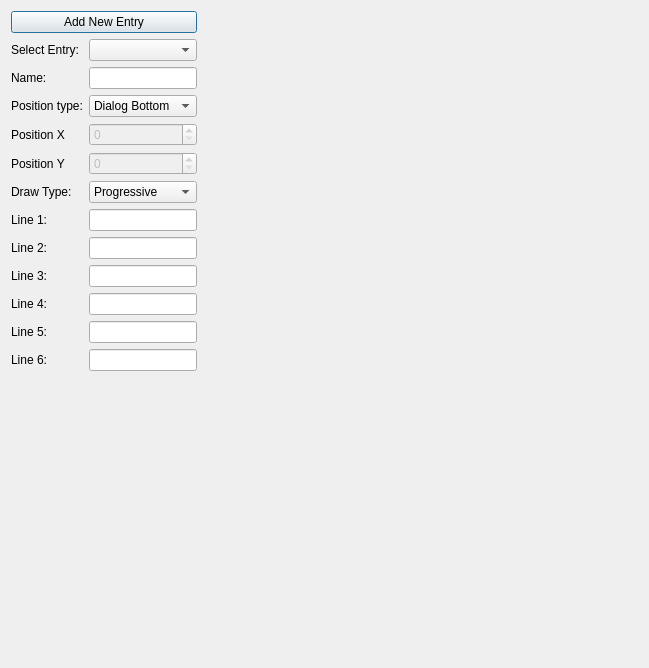
Above: editor/scenes/tab_text.ui from protoman/rockbot before the change. Below: the same form after it.
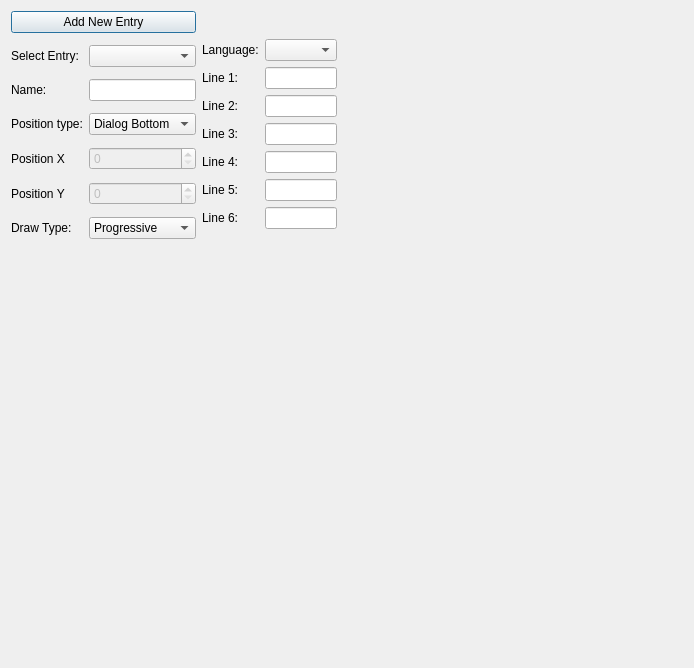
That is the form after the change. Custom widgets are drawn as their Qt base class.

```diff
--- a/editor/scenes/tab_text.ui
+++ b/editor/scenes/tab_text.ui
@@ -21,143 +21,14 @@
        <property name="topMargin">
         <number>0</number>
        </property>
-       <item row="0" column="1">
-        <widget class="QPushButton" name="AddButton">
-         <property name="text">
-          <string>Add New Entry</string>
-         </property>
-        </widget>
-       </item>
-       <item row="0" column="2">
-        <spacer name="horizontalSpacer">
-         <property name="orientation">
-          <enum>Qt::Horizontal</enum>
-         </property>
-         <property name="sizeHint" stdset="0">
-          <size>
-           <width>40</width>
-           <height>20</height>
-          </size>
-         </property>
-        </spacer>
-       </item>
-       <item row="2" column="1">
+       <item row="3" column="1">
         <layout class="QGridLayout" name="gridLayout">
          <property name="topMargin">
           <number>0</number>
          </property>
-         <item row="0" column="1">
-          <widget class="QComboBox" name="select_comboBox"/>
-         </item>
-         <item row="9" column="0">
-          <widget class="QLabel" name="label_7">
-           <property name="text">
-            <string>Line 3:</string>
-           </property>
-          </widget>
-         </item>
-         <item row="10" column="1">
-          <widget class="QLineEdit" name="lineEdit4">
-           <property name="enabled">
-            <bool>true</bool>
-           </property>
-           <property name="maxLength">
-            <number>30</number>
-           </property>
-          </widget>
-         </item>
-         <item row="4" column="1">
-          <widget class="QSpinBox" name="textX_spinBox">
-           <property name="enabled">
-            <bool>false</bool>
-           </property>
-           <property name="maximum">
-            <number>999</number>
-           </property>
-          </widget>
-         </item>
-         <item row="12" column="1">
-          <widget class="QLineEdit" name="lineEdit6">
-           <property name="enabled">
-            <bool>true</bool>
-           </property>
-           <property name="maxLength">
-            <number>30</number>
-           </property>
-          </widget>
-         </item>
-         <item row="4" column="0">
-          <widget class="QLabel" name="label_2">
-           <property name="text">
-            <string>Position X</string>
-           </property>
-          </widget>
-         </item>
-         <item row="1" column="0">
-          <widget class="QLabel" name="label_12">
-           <property name="text">
-            <string>Name:</string>
-           </property>
-          </widget>
-         </item>
-         <item row="11" column="0">
-          <widget class="QLabel" name="label_9">
-           <property name="text">
-            <string>Line 5:</string>
-           </property>
-          </widget>
-         </item>
-         <item row="13" column="1">
-          <layout class="QGridLayout" name="gridLayout_3">
-           <property name="topMargin">
-            <number>0</number>
-           </property>
-          </layout>
-         </item>
-         <item row="8" column="1">
-          <widget class="QLineEdit" name="lineEdit2">
-           <property name="enabled">
-            <bool>true</bool>
-           </property>
-           <property name="maxLength">
-            <number>30</number>
-           </property>
-          </widget>
-         </item>
-         <item row="6" column="1">
-          <widget class="QComboBox" name="transitionType_comboBox">
-           <item>
-            <property name="text">
-             <string>Progressive</string>
-            </property>
-           </item>
-           <item>
-            <property name="text">
-             <string>Instant</string>
-            </property>
-           </item>
-          </widget>
-         </item>
          <item row="1" column="1">
           <widget class="QLineEdit" name="name_lineEdit"/>
          </item>
-         <item row="10" column="0">
-          <widget class="QLabel" name="label_8">
-           <property name="text">
-            <string>Line 4:</string>
-           </property>
-          </widget>
-         </item>
-         <item row="7" column="1">
-          <widget class="QLineEdit" name="lineEdit1">
-           <property name="enabled">
-            <bool>true</bool>
-           </property>
-           <property name="maxLength">
-            <number>30</number>
-           </property>
-          </widget>
-         </item>
          <item row="3" column="0">
           <widget class="QLabel" name="label_11">
            <property name="text">
@@ -165,13 +36,6 @@
            </property>
           </widget>
          </item>
-         <item row="12" column="0">
-          <widget class="QLabel" name="label_10">
-           <property name="text">
-            <string>Line 6:</string>
-           </property>
-          </widget>
-         </item>
          <item row="0" column="0">
           <widget class="QLabel" name="label_4">
            <property name="text">
@@ -179,47 +43,6 @@
            </property>
           </widget>
          </item>
-         <item row="7" column="0">
-          <widget class="QLabel" name="label">
-           <property name="text">
-            <string>Line 1: </string>
-           </property>
-          </widget>
-         </item>
-         <item row="8" column="0">
-          <widget class="QLabel" name="label_6">
-           <property name="text">
-            <string>Line 2:</string>
-           </property>
-          </widget>
-         </item>
-         <item row="9" column="1">
-          <widget class="QLineEdit" name="lineEdit3">
-           <property name="enabled">
-            <bool>true</bool>
-           </property>
-           <property name="maxLength">
-            <number>30</number>
-           </property>
-          </widget>
-         </item>
-         <item row="5" column="1">
-          <widget class="QSpinBox" name="textY_spinBox">
-           <property name="enabled">
-            <bool>false</bool>
-           </property>
-           <property name="maximum">
-            <number>999</number>
-           </property>
-          </widget>
-         </item>
-         <item row="6" column="0">
-          <widget class="QLabel" name="label_5">
-           <property name="text">
-            <string>Draw Type:</string>
-           </property>
-          </widget>
-         </item>
          <item row="3" column="1">
           <widget class="QComboBox" name="positionType">
            <item>
@@ -254,6 +77,23 @@
            </item>
           </widget>
          </item>
+         <item row="5" column="1">
+          <widget class="QSpinBox" name="textY_spinBox">
+           <property name="enabled">
+            <bool>false</bool>
+           </property>
+           <property name="maximum">
+            <number>999</number>
+           </property>
+          </widget>
+         </item>
+         <item row="6" column="0">
+          <widget class="QLabel" name="label_5">
+           <property name="text">
+            <string>Draw Type:</string>
+           </property>
+          </widget>
+         </item>
          <item row="5" column="0">
           <widget class="QLabel" name="label_3">
            <property name="text">
@@ -261,19 +101,50 @@
            </property>
           </widget>
          </item>
-         <item row="11" column="1">
-          <widget class="QLineEdit" name="lineEdit5">
+         <item row="0" column="1">
+          <widget class="QComboBox" name="select_comboBox"/>
+         </item>
+         <item row="4" column="1">
+          <widget class="QSpinBox" name="textX_spinBox">
            <property name="enabled">
-            <bool>true</bool>
+            <bool>false</bool>
            </property>
-           <property name="maxLength">
-            <number>30</number>
+           <property name="maximum">
+            <number>999</number>
            </property>
           </widget>
          </item>
+         <item row="4" column="0">
+          <widget class="QLabel" name="label_2">
+           <property name="text">
+            <string>Position X</string>
+           </property>
+          </widget>
+         </item>
+         <item row="1" column="0">
+          <widget class="QLabel" name="label_12">
+           <property name="text">
+            <string>Name:</string>
+           </property>
+          </widget>
+         </item>
+         <item row="6" column="1">
+          <widget class="QComboBox" name="transitionType_comboBox">
+           <item>
+            <property name="text">
+             <string>Progressive</string>
+            </property>
+           </item>
+           <item>
+            <property name="text">
+             <string>Instant</string>
+            </property>
+           </item>
+          </widget>
+         </item>
         </layout>
        </item>
-       <item row="3" column="1">
+       <item row="4" column="1">
         <spacer name="verticalSpacer_2">
          <property name="orientation">
           <enum>Qt::Vertical</enum>
@@ -286,6 +157,145 @@
          </property>
         </spacer>
        </item>
+       <item row="0" column="1">
+        <widget class="QPushButton" name="AddButton">
+         <property name="text">
+          <string>Add New Entry</string>
+         </property>
+        </widget>
+       </item>
+       <item row="0" column="2">
+        <spacer name="horizontalSpacer">
+         <property name="orientation">
+          <enum>Qt::Horizontal</enum>
+         </property>
+         <property name="sizeHint" stdset="0">
+          <size>
+           <width>40</width>
+           <height>20</height>
+          </size>
+         </property>
+        </spacer>
+       </item>
+       <item row="3" column="2">
+        <layout class="QGridLayout" name="gridLayout_5">
+         <property name="bottomMargin">
+          <number>20</number>
+         </property>
+         <item row="2" column="0">
+          <widget class="QLabel" name="label_6">
+           <property name="text">
+            <string>Line 2:</string>
+           </property>
+          </widget>
+         </item>
+         <item row="4" column="1">
+          <widget class="QLineEdit" name="lineEdit4">
+           <property name="enabled">
+            <bool>true</bool>
+           </property>
+           <property name="maxLength">
+            <number>30</number>
+           </property>
+          </widget>
+         </item>
+         <item row="5" column="0">
+          <widget class="QLabel" name="label_9">
+           <property name="text">
+            <string>Line 5:</string>
+           </property>
+          </widget>
+         </item>
+         <item row="2" column="1">
+          <widget class="QLineEdit" name="lineEdit2">
+           <property name="enabled">
+            <bool>true</bool>
+           </property>
+           <property name="maxLength">
+            <number>30</number>
+           </property>
+          </widget>
+         </item>
+         <item row="6" column="1">
+          <widget class="QLineEdit" name="lineEdit6">
+           <property name="enabled">
+            <bool>true</bool>
+           </property>
+           <property name="maxLength">
+            <number>30</number>
+           </property>
+          </widget>
+         </item>
+         <item row="6" column="0">
+          <widget class="QLabel" name="label_10">
+           <property name="text">
+            <string>Line 6:</string>
+           </property>
+          </widget>
+         </item>
+         <item row="5" column="1">
+          <widget class="QLineEdit" name="lineEdit5">
+           <property name="enabled">
+            <bool>true</bool>
+           </property>
+           <property name="maxLength">
+            <number>30</number>
+           </property>
+          </widget>
+         </item>
+         <item row="3" column="1">
+          <widget class="QLineEdit" name="lineEdit3">
+           <property name="enabled">
+            <bool>true</bool>
+           </property>
+           <property name="maxLength">
+            <number>30</number>
+           </property>
+          </widget>
+         </item>
+         <item row="3" column="0">
+          <widget class="QLabel" name="label_7">
+           <property name="text">
+            <string>Line 3:</string>
+           </property>
+          </widget>
+         </item>
+         <item row="1" column="1">
+          <widget class="QLineEdit" name="lineEdit1">
+           <property name="enabled">
+            <bool>true</bool>
+           </property>
+           <property name="maxLength">
+            <number>30</number>
+           </property>
+          </widget>
+         </item>
+         <item row="4" column="0">
+          <widget class="QLabel" name="label_8">
+           <property name="text">
+            <string>Line 4:</string>
+           </property>
+          </widget>
+         </item>
+         <item row="1" column="0">
+          <widget class="QLabel" name="label">
+           <property name="text">
+            <string>Line 1: </string>
+           </property>
+          </widget>
+         </item>
+         <item row="0" column="0">
+          <widget class="QLabel" name="label_13">
+           <property name="text">
+            <string>Language:</string>
+           </property>
+          </widget>
+         </item>
+         <item row="0" column="1">
+          <widget class="QComboBox" name="languageComboBox"/>
+         </item>
+        </layout>
+       </item>
       </layout>
      </item>
     </layout>
```
Left out of the diff: 1 changed line with no effect on the pictures.
